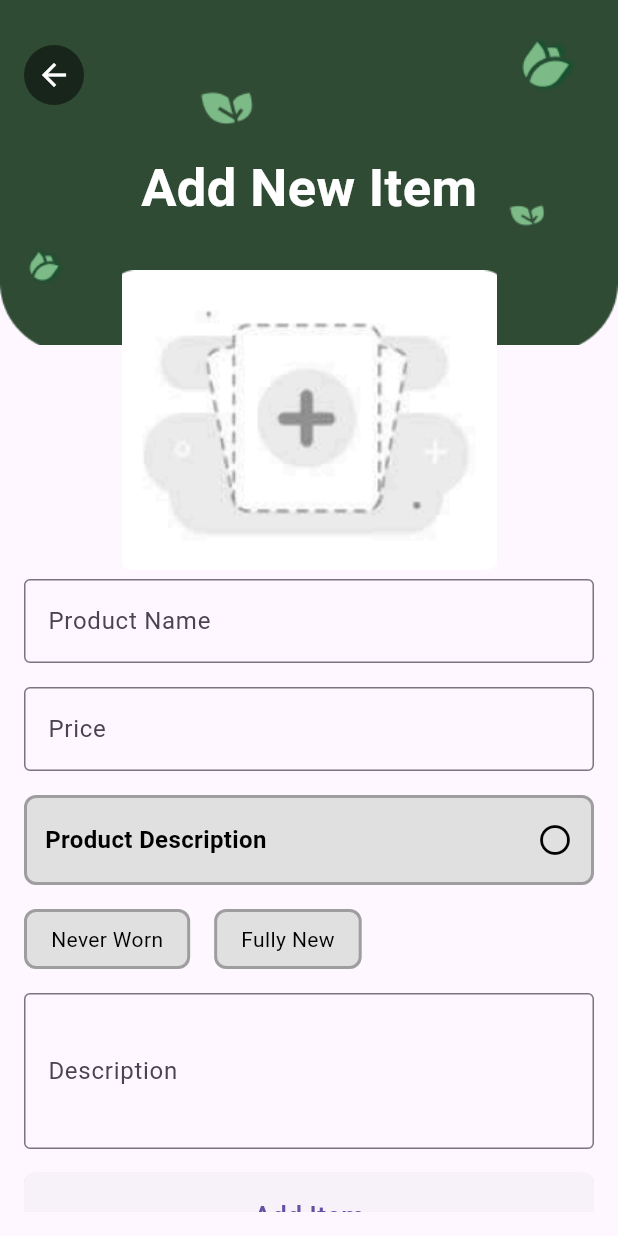
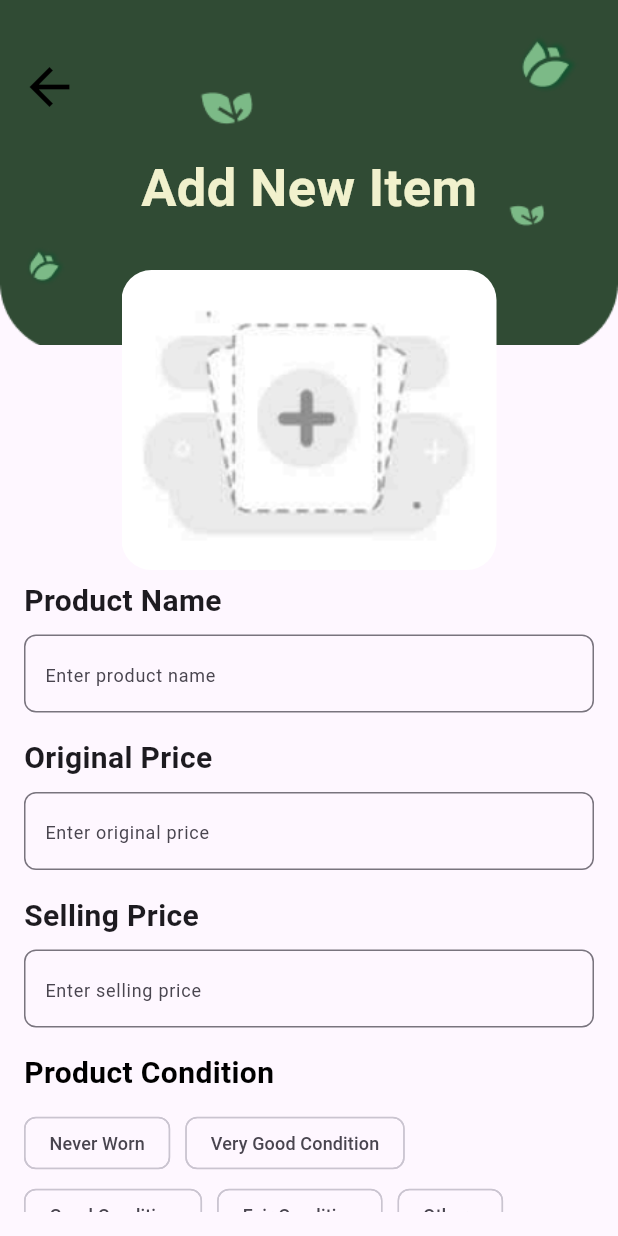
Before and after one commit to LJOEYING/hackathonx-Goat-, a Flutter app: the AddNewItemPage screen opened directly, on a phone screen of 412 x 824 dp. Run offline on Flutter 3.47's test engine with Material 3 defaults, Android fonts, the light colour scheme and no system bars; our stand-ins replace curved_navigation_bar, google_fonts, image_picker.

Commit message:
half done

```diff
--- a/lib/main.dart
+++ b/lib/main.dart
@@ -21,7 +21,7 @@ class MyApp extends StatelessWidget {
     return MaterialApp(
       title: 'Waste Management & Car Pooling App',
       debugShowCheckedModeBanner: false,
-      home: GreenConnectQuiz(),
+      home: BottomNavPage(),
     );
   }
 }
--- a/lib/pages/carpool/carpool.dart
+++ b/lib/pages/carpool/carpool.dart
@@ -189,6 +189,7 @@ class _CarPoolingHomeState extends State<CarPoolingHome> {
       carPoolTile(
         context,
         'Justin Bieber',
+        '28',
         'FSKTM, UPM',
         '17:00',
         'RM0.00',
@@ -198,6 +199,7 @@ class _CarPoolingHomeState extends State<CarPoolingHome> {
       carPoolTile(
         context,
         'Ariana Grande',
+        '23',
         'IOI City Mall',
         '18:00',
         'RM5.00',
@@ -212,6 +214,7 @@ class _CarPoolingHomeState extends State<CarPoolingHome> {
       carPoolTile(
         context,
         'Jackie Chan',
+        '65',
         'Cheras Traders Square',
         '08:30',
         'RM5.00',
@@ -221,6 +224,7 @@ class _CarPoolingHomeState extends State<CarPoolingHome> {
       carPoolTile(
         context,
         'Nicol David',
+        '20',
         'TBS',
         '14:45',
         'RM7.50',
@@ -230,7 +234,7 @@ class _CarPoolingHomeState extends State<CarPoolingHome> {
     ];
   }
 
-  Widget carPoolTile(BuildContext context, String name, String location,
+  Widget carPoolTile(BuildContext context, String name, String age, String location,
       String time, String price, String seats, String type) {
     return ListTile(
       leading: CircleAvatar(child: Text(name[0])),
@@ -245,7 +249,7 @@ class _CarPoolingHomeState extends State<CarPoolingHome> {
       onTap: () {
         Navigator.push(
           context,
-          MaterialPageRoute(builder: (context) => ChatScreen(name: name)),
+          MaterialPageRoute(builder: (context) => ChatScreen(name: name, age: age.toString())),
         );
       },
     );
--- a/lib/pages/carpool/carpool_chat.dart
+++ b/lib/pages/carpool/carpool_chat.dart
@@ -2,14 +2,15 @@ import 'package:flutter/material.dart';
 
 class ChatScreen extends StatelessWidget {
   final String name;
+  final String age;
 
-  const ChatScreen({super.key, required this.name});
+  const ChatScreen({super.key, required this.name, required this.age});
 
   @override
   Widget build(BuildContext context) {
     return Scaffold(
       appBar: AppBar(
-        title: Text('Chat with $name'),
+        title: Text('Chat with $name, Age $age'),
       ),
       body: Column(
         children: [
--- a/lib/pages/newItem.dart
+++ b/lib/pages/newItem.dart
@@ -1,4 +1,7 @@
+import 'dart:io';
+
 import 'package:flutter/material.dart';
+import 'package:image_picker/image_picker.dart';
 
 class AddNewItemPage extends StatefulWidget {
   @override
@@ -6,9 +9,21 @@ class AddNewItemPage extends StatefulWidget {
 }
 
 class _AddNewItemPageState extends State<AddNewItemPage> {
-  bool _isDescriptionSelected = false; // To toggle the description button
   bool _isNeverWornSelected = false; // For "Never Worn"
-  bool _isFullyNewSelected = false; // For "Fully New"
+  File? _selectedImage; // Variable to hold the selected image
+
+  final ImagePicker _picker = ImagePicker(); // Image picker instance
+
+  // Method to pick an image from the gallery
+  Future<void> _pickImage() async {
+    final XFile? image = await _picker.pickImage(source: ImageSource.gallery);
+
+    if (image != null) {
+      setState(() {
+        _selectedImage = File(image.path); // Save the selected image
+      });
+    }
+  }
 
   @override
   Widget build(BuildContext context) {
@@ -28,26 +43,20 @@ class _AddNewItemPageState extends State<AddNewItemPage> {
             ),
           ),
 
-          // Back Button (Top Left Overlapping Background Image)
+          // Back Button
           Positioned(
             top: 30, // Adjust padding from top
-            left: 16, // Adjust padding from left
+            left: 5, // Adjust padding from left
             child: GestureDetector(
               onTap: () {
                 Navigator.pop(context); // Handle back navigation
               },
               child: Container(
-                decoration: BoxDecoration(
-                  shape: BoxShape.circle,
-                  color: Colors.black.withOpacity(
-                      0.5), // Optional background color for visibility
-                ),
                 padding: EdgeInsets.all(8),
-                child: Icon(Icons.arrow_back, color: Colors.white, size: 24),
+                child: Icon(Icons.arrow_back, color: Colors.black, size: 40),
               ),
             ),
           ),
-
           // "Add New Item" Text (Center of First Picture)
           Positioned(
             top:
@@ -60,7 +69,7 @@ class _AddNewItemPageState extends State<AddNewItemPage> {
                 style: TextStyle(
                   fontSize: 35,
                   fontWeight: FontWeight.bold,
-                  color: Colors.white,
+                  color: Color.fromRGBO(241, 241, 205, 1),
                 ),
               ),
             ),
@@ -73,11 +82,24 @@ class _AddNewItemPageState extends State<AddNewItemPage> {
             left: 0,
             right: 0,
             child: Center(
-              child: Image.asset(
-                'assets/addPhoto.png',
-                height: 200, // Adjust size as needed
-                width: 250, // Adjust size as needed
-                fit: BoxFit.cover,
+              child: GestureDetector(
+                onTap: _pickImage, // On tap, open gallery
+                child: ClipRRect(
+                  borderRadius: BorderRadius.circular(20),
+                  child: _selectedImage != null
+                      ? Image.file(
+                          _selectedImage!,
+                          height: 200,
+                          width: 250,
+                          fit: BoxFit.cover,
+                        )
+                      : Image.asset(
+                          'assets/addPhoto.png',
+                          height: 200, // Adjust size as needed
+                          width: 250, // Adjust size as needed
+                          fit: BoxFit.cover,
+                        ),
+                ),
               ),
             ),
           ),
@@ -92,175 +114,98 @@ class _AddNewItemPageState extends State<AddNewItemPage> {
                   crossAxisAlignment: CrossAxisAlignment.start,
                   children: [
                     // Product Name Field
-                    TextField(
-                      decoration: InputDecoration(
-                        labelText: 'Product Name',
-                        border: OutlineInputBorder(),
+                    _buildTextField('Product Name', 'Enter product name'),
+                    SizedBox(height: 16),
+
+                    // Original Price Field
+                    _buildTextField('Original Price', 'Enter original price'),
+                    SizedBox(height: 16),
+
+                    // Selling Price Field
+                    _buildTextField('Selling Price', 'Enter selling price'),
+                    SizedBox(height: 16),
+
+                    // Product Condition Section
+                    Text(
+                      'Product Condition',
+                      style: TextStyle(
+                        fontSize: 20, // Smaller font size
+                        fontWeight: FontWeight.w600,
+                        color: Colors.black,
                       ),
                     ),
-                    SizedBox(height: 16), // Spacing between fields
-
-                    // Price Field
-                    TextField(
-                      decoration: InputDecoration(
-                        labelText: 'Price',
-                        border: OutlineInputBorder(),
-                      ),
-                    ),
-                    SizedBox(height: 16), // Spacing between fields
-
-                    // Description Button (Selectable)
-                    GestureDetector(
-                      onTap: () {
-                        setState(() {
-                          _isDescriptionSelected = !_isDescriptionSelected;
-                        });
-                      },
-                      child: Container(
-                        padding:
-                            EdgeInsets.symmetric(vertical: 16, horizontal: 12),
-                        decoration: BoxDecoration(
-                          color: _isDescriptionSelected
-                              ? Colors.blue
-                              : Colors.grey[300],
-                          borderRadius: BorderRadius.circular(8),
-                          border: Border.all(
-                            color: _isDescriptionSelected
-                                ? Colors.blue
-                                : Colors.grey,
-                            width: 2,
-                          ),
+                    SizedBox(height: 8),
+                    Wrap(
+                      spacing: 10,
+                      children: [
+                        ChoiceChip(
+                          label: Text('Never Worn',
+                              style:
+                                  TextStyle(fontSize: 12)), // Font size reduced
+                          selected: false,
+                          onSelected: (bool selected) {
+                            _isNeverWornSelected = selected; //??
+                          },
                         ),
-                        child: Row(
-                          mainAxisAlignment: MainAxisAlignment.spaceBetween,
-                          children: [
-                            Text(
-                              'Product Description',
-                              style: TextStyle(
-                                fontSize: 16,
-                                fontWeight: FontWeight.bold,
-                                color: _isDescriptionSelected
-                                    ? Colors.white
-                                    : Colors.black,
-                              ),
-                            ),
-                            Icon(
-                              _isDescriptionSelected
-                                  ? Icons.check_circle
-                                  : Icons.radio_button_unchecked,
-                              color: _isDescriptionSelected
-                                  ? Colors.white
-                                  : Colors.black,
-                            ),
-                          ],
+                        ChoiceChip(
+                          label: Text('Very Good Condition',
+                              style:
+                                  TextStyle(fontSize: 12)), // Font size reduced
+                          selected: false,
+                          onSelected: (bool selected) {
+                            // Handle selection
+                          },
                         ),
-                      ),
-                    ),
-                    SizedBox(height: 16), // Spacing between fields
-
-                    // Selectable Description Options (Never Worn, Fully New)
-                    Row(
-                      children: [
-                        // Never Worn Button
-                        GestureDetector(
-                          onTap: () {
-                            setState(() {
-                              _isNeverWornSelected = !_isNeverWornSelected;
-                            });
+                        ChoiceChip(
+                          label: Text('Good Condition',
+                              style:
+                                  TextStyle(fontSize: 12)), // Font size reduced
+                          selected: false,
+                          onSelected: (bool selected) {
+                            // Handle selection
                           },
-                          child: Container(
-                            padding: EdgeInsets.symmetric(
-                                vertical: 8, horizontal: 16),
-                            decoration: BoxDecoration(
-                              color: _isNeverWornSelected
-                                  ? Colors.blue
-                                  : Colors.grey[300],
-                              borderRadius: BorderRadius.circular(8),
-                              border: Border.all(
-                                color: _isNeverWornSelected
-                                    ? Colors.blue
-                                    : Colors.grey,
-                                width: 2,
-                              ),
-                            ),
-                            child: Text(
-                              'Never Worn',
-                              style: TextStyle(
-                                color: _isNeverWornSelected
-                                    ? Colors.white
-                                    : Colors.black,
-                                fontSize: 14,
-                              ),
-                            ),
-                          ),
                         ),
-                        SizedBox(width: 16), // Spacing between buttons
-
-                        // Fully New Button
-                        GestureDetector(
-                          onTap: () {
-                            setState(() {
-                              _isFullyNewSelected = !_isFullyNewSelected;
-                            });
+                        ChoiceChip(
+                          label: Text('Fair Condition',
+                              style:
+                                  TextStyle(fontSize: 12)), // Font size reduced
+                          selected: false,
+                          onSelected: (bool selected) {
+                            // Handle selection
                           },
-                          child: Container(
-                            padding: EdgeInsets.symmetric(
-                                vertical: 8, horizontal: 16),
-                            decoration: BoxDecoration(
-                              color: _isFullyNewSelected
-                                  ? Colors.blue
-                                  : Colors.grey[300],
-                              borderRadius: BorderRadius.circular(8),
-                              border: Border.all(
-                                color: _isFullyNewSelected
-                                    ? Colors.blue
-                                    : Colors.grey,
-                                width: 2,
-                              ),
-                            ),
-                            child: Text(
-                              'Fully New',
-                              style: TextStyle(
-                                color: _isFullyNewSelected
-                                    ? Colors.white
-                                    : Colors.black,
-                                fontSize: 14,
-                              ),
-                            ),
-                          ),
+                        ),
+                        ChoiceChip(
+                          label: Text('Others',
+                              style:
+                                  TextStyle(fontSize: 12)), // Font size reduced
+                          selected: false,
+                          onSelected: (bool selected) {
+                            // Handle selection
+                          },
                         ),
                       ],
                     ),
-                    SizedBox(height: 16), // Spacing between fields
+                    SizedBox(height: 16),
 
-                    // Description Field (Multiline)
-                    TextField(
-                      decoration: InputDecoration(
-                        labelText: 'Description',
-                        border: OutlineInputBorder(),
+                    // Product Description
+                    _buildTextField('Description', 'Enter product description',
+                        maxLines: 3),
+                    SizedBox(height: 16),
+
+                    ElevatedButton(
+                      child: Text(
+                        'Add Item',
+                        style: TextStyle(fontSize: 18),
                       ),
-                      maxLines: 3, // Allow multiline input
-                    ),
-
-                    // Add More Fields as necessary...
-
-                    SizedBox(height: 16), // Extra spacing for scroll
-
-                    // Submit Button (At the bottom)
-                    ElevatedButton(
                       onPressed: () {
-                        // Handle Add Item action
+                        Navigator.of(context).pop();
                       },
                       style: ElevatedButton.styleFrom(
-                        padding: EdgeInsets.symmetric(vertical: 16),
+                        minimumSize: Size(double.infinity, 50),
+                        foregroundColor: Colors.white,
+                        backgroundColor: Colors.green,
                         shape: RoundedRectangleBorder(
-                          borderRadius: BorderRadius.circular(8),
-                        ),
-                      ),
-                      child: Center(
-                        child: Text(
-                          'Add Item',
-                          style: TextStyle(fontSize: 18),
+                          borderRadius: BorderRadius.circular(15),
                         ),
                       ),
                     ),
@@ -273,4 +218,34 @@ class _AddNewItemPageState extends State<AddNewItemPage> {
       ),
     );
   }
+
+  // Method to build TextFields with a uniform style
+  Widget _buildTextField(String labelText, String hintText,
+      {int maxLines = 1}) {
+    return Column(
+      crossAxisAlignment: CrossAxisAlignment.start,
+      children: [
+        Text(
+          labelText,
+          style: TextStyle(
+            fontSize: 20, // Set label text size to match your design
+            fontWeight: FontWeight.w600, // Bold font for the label
+          ),
+        ),
+        SizedBox(height: 8),
+        TextField(
+          maxLines: maxLines,
+          decoration: InputDecoration(
+            contentPadding: EdgeInsets.symmetric(vertical: 14, horizontal: 10),
+            hintText: hintText,
+            hintStyle: TextStyle(fontSize: 12), // Smaller hint text size
+            border: OutlineInputBorder(
+              borderRadius: BorderRadius.circular(8),
+              borderSide: BorderSide(color: Colors.grey),
+            ),
+          ),
+        ),
+      ],
+    );
+  }
 }
--- a/lib/pages/remarket.dart
+++ b/lib/pages/remarket.dart
@@ -345,7 +345,7 @@ class _RemarketState extends State<Remarket> {
             bottom: 50,
             child: FloatingActionButton(
               onPressed: () {
-                Navigator.pushReplacement(
+                Navigator.push(
                   context,
                   MaterialPageRoute(builder: (context) => AddNewItemPage()),
                 );
--- a/pubspec.yaml
+++ b/pubspec.yaml
@@ -30,6 +30,8 @@ environment:
 dependencies:
   flutter:
     sdk: flutter
+  image_picker: ^1.1.2
+
 
 
   # The following adds the Cupertino Icons font to your application.
```
Also changed, not shown: pubspec.lock.
